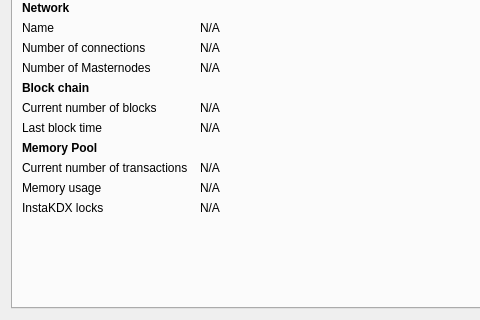
cadexproject/cadex, file src/qt/forms/debugwindow.ui: the form before one commit; both pictures show x 0 to 480 and y 165 to 485 of the 769 by 485 pixel window.
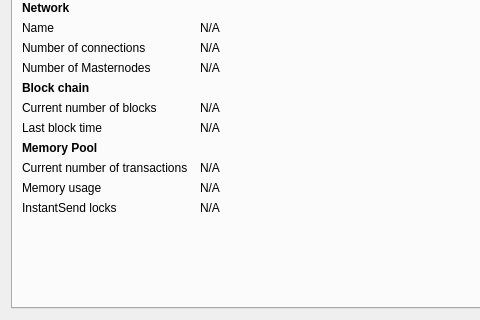
The form after the commit. Icons and pictures are not drawn. Custom widgets are drawn as their Qt base class.

Diff of the .ui file:
```diff
--- a/src/qt/forms/debugwindow.ui
+++ b/src/qt/forms/debugwindow.ui
@@ -411,7 +411,7 @@
        <item row="16" column="0">
         <widget class="QLabel" name="labelInstaKDXLockCount">
          <property name="text">
-          <string>InstaKDX locks</string>
+          <string>InstantSend locks</string>
          </property>
         </widget>
        </item>
```
Left out of the diff: 6 changed lines with no effect on the pictures.
